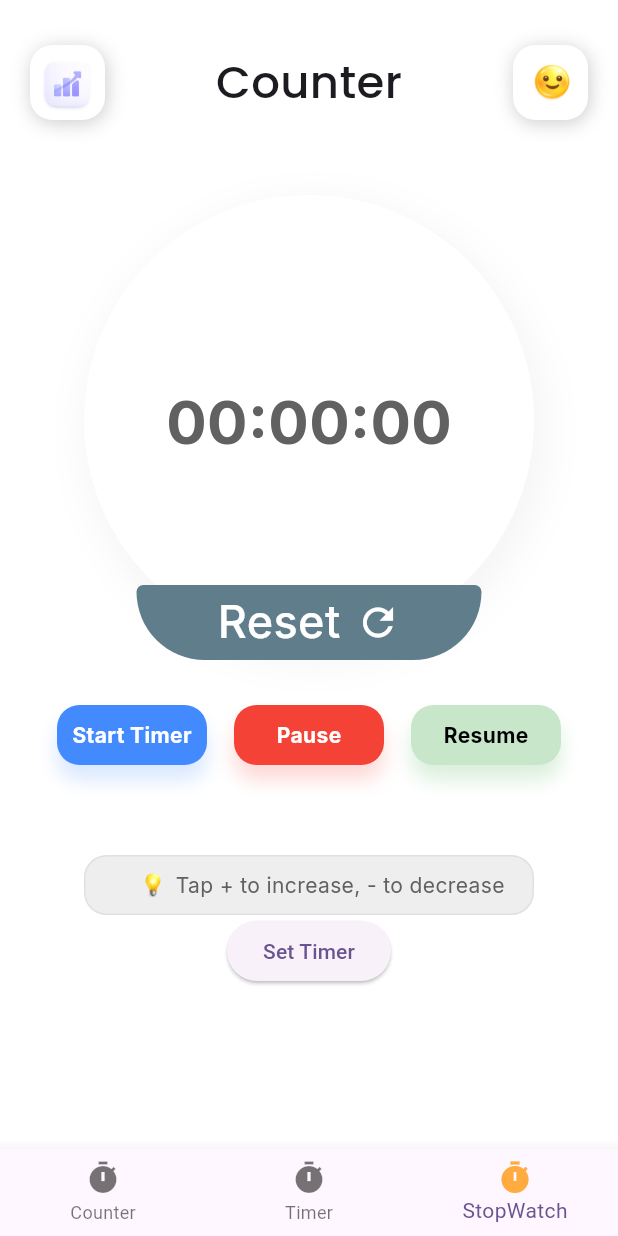
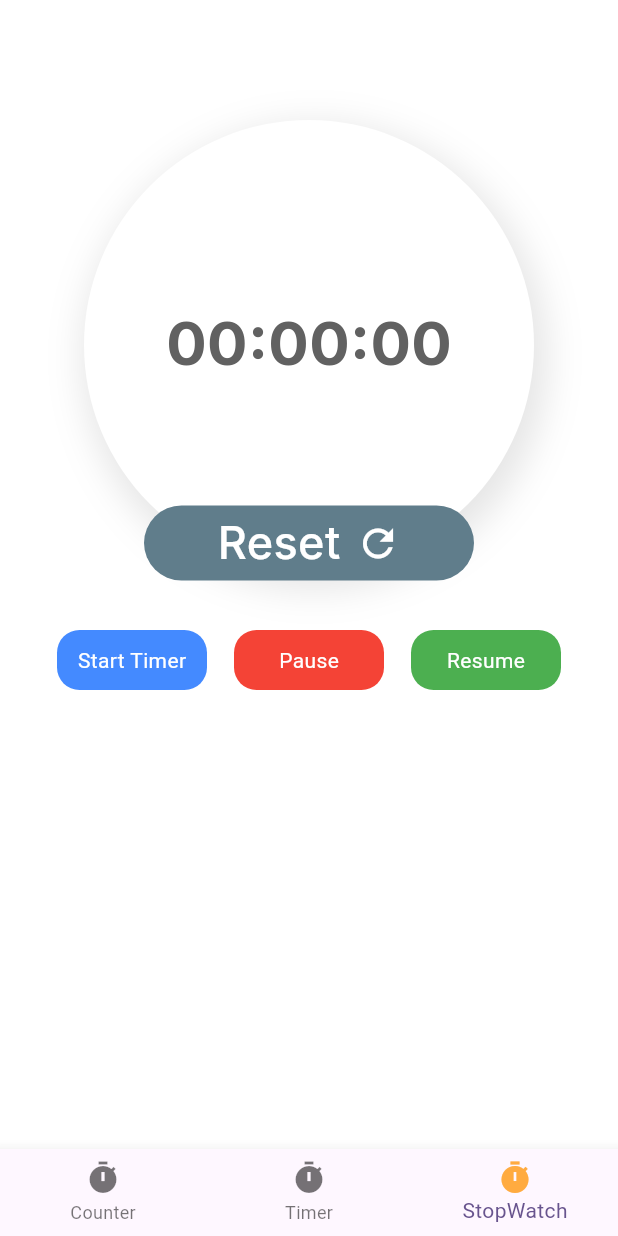
Before and after one commit to raeeskhan371/CounterPro, a Flutter app: the screen it shows after launch, item 3 of the bottom bar chosen, on a phone screen of 412 x 824 dp. Run offline on Flutter 3.47's test engine with Material 3 defaults, Android fonts, the phone set to English and light mode, and no system bars; our stand-ins replace google_fonts.

Commit message:
add visual effects in timer

```diff
--- a/lib/Screens/BottomeNavigation.dart
+++ b/lib/Screens/BottomeNavigation.dart
@@ -14,7 +14,7 @@ class BottomeNavgationCounterPro extends StatefulWidget {
 class _BottomeNavgationCounterProState
     extends State<BottomeNavgationCounterPro> {
   int myIndex = 0;
-  List<Widget> Screens = [CounterApp(), StopWatch(), Timerpro()];
+  List<Widget> Screens = [CounterApp(), Timerpro(), StopWatch()];
   @override
   Widget build(BuildContext context) {
     return Scaffold(
--- a/lib/Screens/TimerPro.dart
+++ b/lib/Screens/TimerPro.dart
@@ -41,7 +41,7 @@ class Timerpro extends StatelessWidget {
                   ),
 
                   Text(
-                    "Counter",
+                    "Timer Pro",
                     style: GoogleFonts.poppins(
                       fontSize: 30,
                       fontWeight: FontWeight.w500,
@@ -82,7 +82,7 @@ class Timerpro extends StatelessWidget {
                       color: Colors.white,
                       boxShadow: [
                         BoxShadow(
-                          color: Colors.grey.withOpacity(0.1),
+                          color: value.containerColor.withOpacity(1),
                           offset: Offset(4, 8),
                           blurRadius: 20,
                           spreadRadius: 5,
```
Also changed, not shown: lib/Provider/Timer_Provider.dart (+47 -7 lines).
